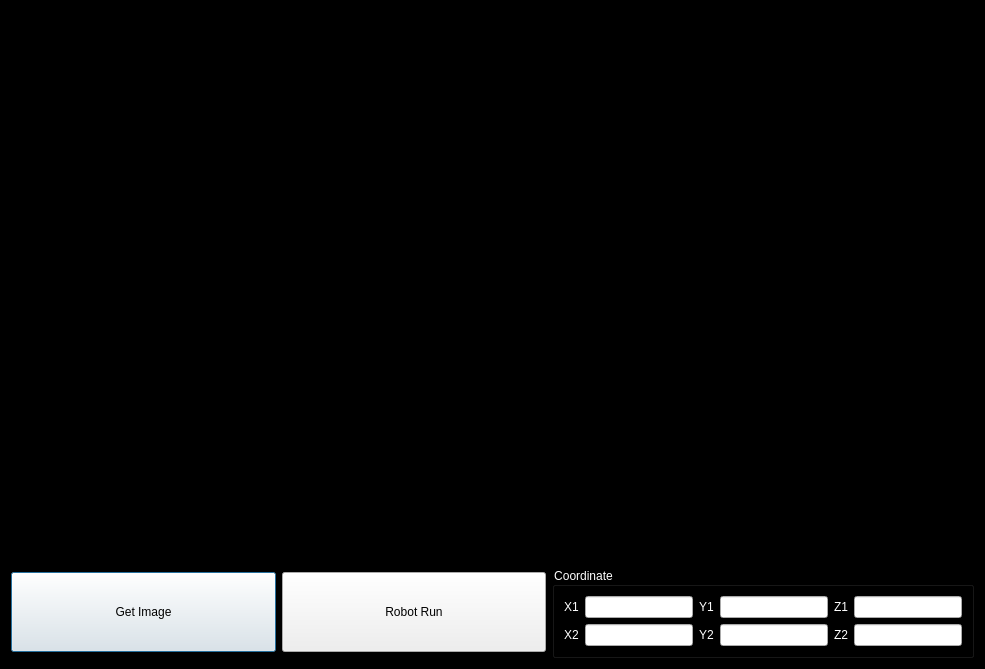
Old version of the form FunctionLib_UI/RobotCalibration.ui in the repository PoJenCheng/AitherBot_V2.1.
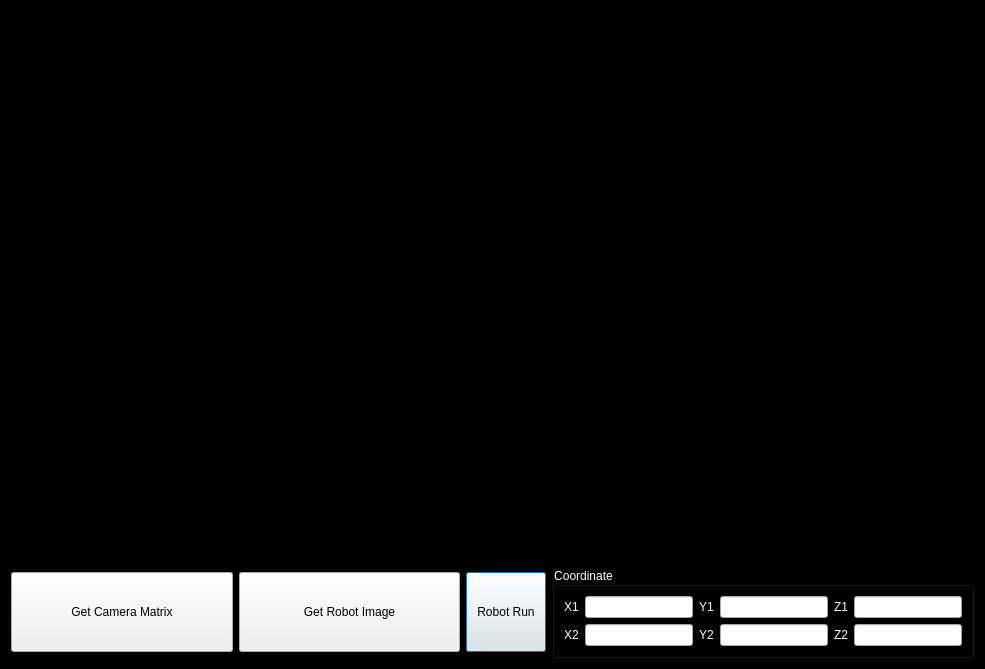
New version of the form.

Commit message: add Pnp button and slot

The edit to the form file:
```diff
--- a/FunctionLib_UI/RobotCalibration.ui
+++ b/FunctionLib_UI/RobotCalibration.ui
@@ -38,8 +38,34 @@
     </widget>
    </item>
    <item row="1" column="0" colspan="2">
-    <layout class="QGridLayout" name="gridLayout" columnstretch="1,1,0">
+    <layout class="QGridLayout" name="gridLayout" columnstretch="1,1,0,0">
      <item row="0" column="2">
+      <widget class="QPushButton" name="btnRobotRun">
+       <property name="minimumSize">
+        <size>
+         <width>0</width>
+         <height>80</height>
+        </size>
+       </property>
+       <property name="text">
+        <string>Robot Run</string>
+       </property>
+      </widget>
+     </item>
+     <item row="0" column="1">
+      <widget class="QPushButton" name="btnGetImage">
+       <property name="minimumSize">
+        <size>
+         <width>0</width>
+         <height>80</height>
+        </size>
+       </property>
+       <property name="text">
+        <string>Get Robot Image</string>
+       </property>
+      </widget>
+     </item>
+     <item row="0" column="3">
       <widget class="QGroupBox" name="gbxCoordinate">
        <property name="title">
         <string>Coordinate</string>
@@ -109,7 +135,7 @@
       </widget>
      </item>
      <item row="0" column="0">
-      <widget class="QPushButton" name="btnGetImage">
+      <widget class="QPushButton" name="btnGetPnp">
        <property name="minimumSize">
         <size>
          <width>0</width>
@@ -117,20 +143,7 @@
         </size>
        </property>
        <property name="text">
-        <string>Get Image</string>
-       </property>
-      </widget>
-     </item>
-     <item row="0" column="1">
-      <widget class="QPushButton" name="btnRobotRun">
-       <property name="minimumSize">
-        <size>
-         <width>0</width>
-         <height>80</height>
-        </size>
-       </property>
-       <property name="text">
-        <string>Robot Run</string>
+        <string>Get Camera Matrix</string>
        </property>
       </widget>
      </item>
```
The commit also changes 2 other files.
